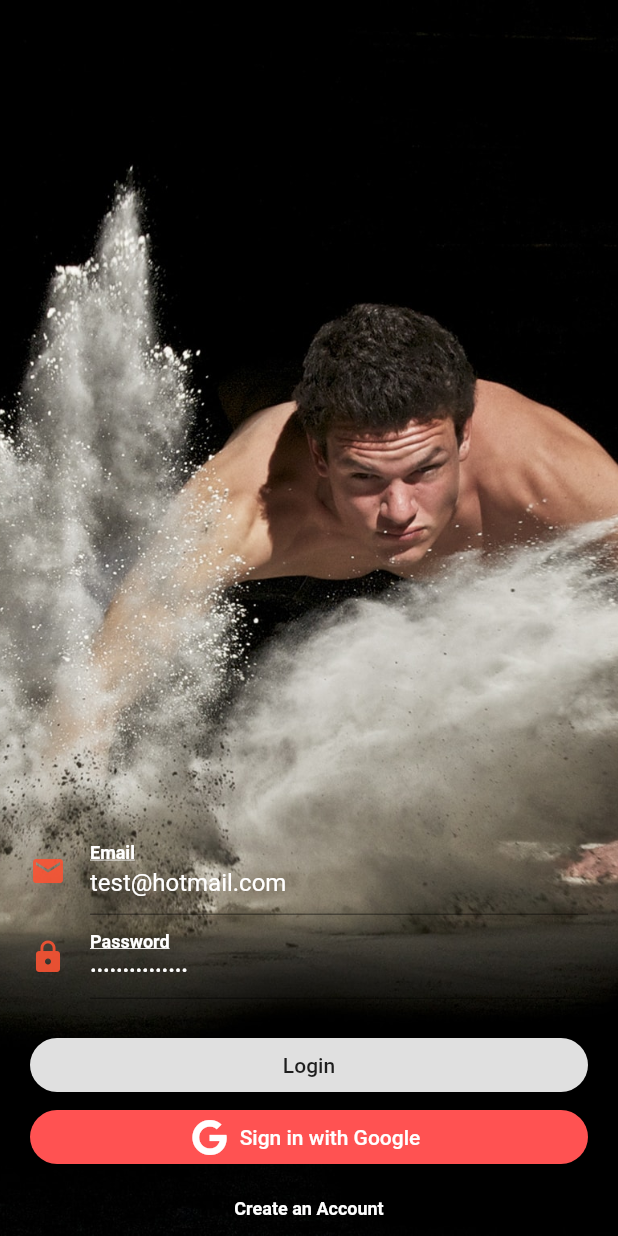
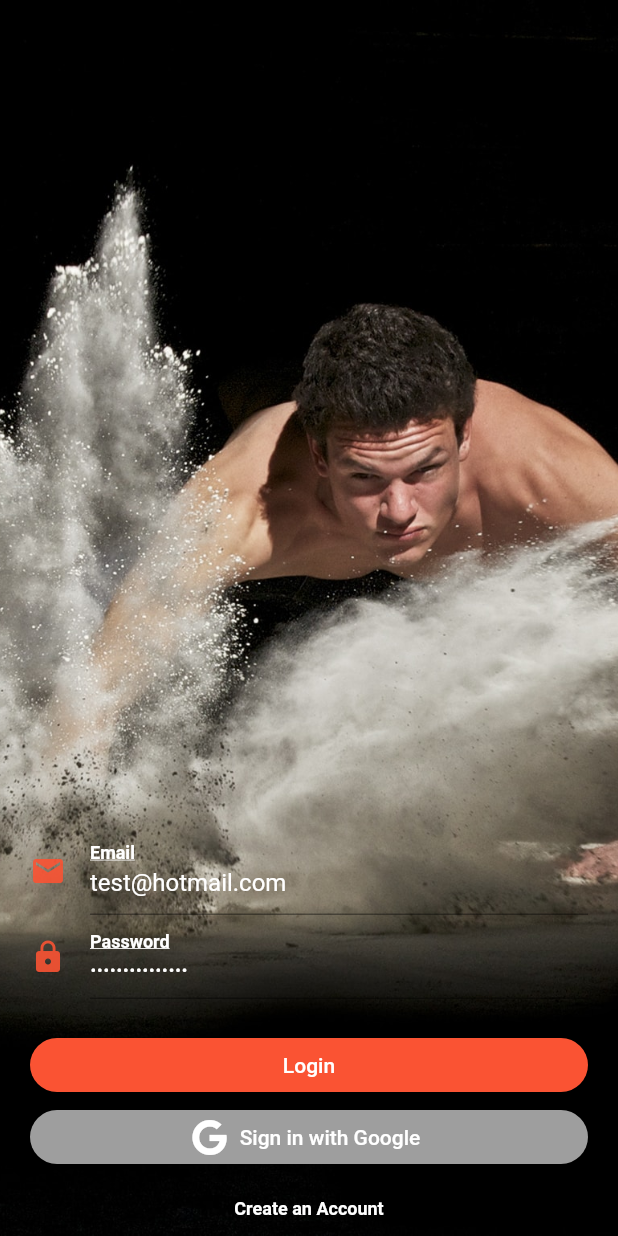
Before and after one commit to joakiti/PushupsApp, a Flutter app: the screen it shows after launch, scrolled down 1152 dp, on a phone screen of 412 x 824 dp. Run offline on Flutter 3.47's test engine with Material 2 defaults, Android fonts, the phone set to English and light mode, and no system bars; our stand-ins replace bloc, dotted_border, equatable, firebase_auth, flare_flutter, flutter_bloc and 6 more; accounts and stored records are empty.

```diff
--- a/lib/helpers/helpers.dart
+++ b/lib/helpers/helpers.dart
@@ -3,7 +3,6 @@ import 'package:flutter_bloc/flutter_bloc.dart';
 import 'package:font_awesome_flutter/font_awesome_flutter.dart';
 import 'package:project_nash_equilibrium/models/bloc.dart';
 import 'package:project_nash_equilibrium/models/repositories/user_repository.dart';
-import 'package:project_nash_equilibrium/models/sets/sets.dart';
 
 class PageHelper {
   //This method must be called inside a column, for which it returns a list of widgets.
@@ -43,7 +42,6 @@ class PageHelper {
   static int buildHeaderSize() {
     return 50;
   }
-
 
   static Widget buildPageViewPage(
       {@required List<Widget> widgets, @required BuildContext context}) {
--- a/lib/models/repositories/repository.dart
+++ b/lib/models/repositories/repository.dart
@@ -1,7 +1,6 @@
 import 'package:project_nash_equilibrium/models/notifications/notification.dart';
 import 'package:project_nash_equilibrium/models/sets/set_level.dart';
 import 'package:project_nash_equilibrium/models/sets/sets.dart';
-import 'package:project_nash_equilibrium/pages/main/mainPage/levelsPage.dart';
 
 class Repository {
   static Future<Sets> getSets() async {
@@ -15,6 +14,10 @@ class Repository {
   }
 
   final List<SetLevel> data = [
+    SetLevel(level: 1, sets: [
+      Sets(set: [2, 3, 6, 7]),
+      Sets(set: [2, 3, 6, 8])
+    ]),
     SetLevel(level: 2, sets: [
       Sets(set: [2, 3, 6, 7]),
       Sets(set: [2, 3, 6, 8])
--- /dev/null
+++ b/lib/models/repositories/settings_repository.dart
@@ -0,0 +1,3 @@
+class SettingsRepository {
+
+}
--- a/lib/models/sets/set_level.dart
+++ b/lib/models/sets/set_level.dart
@@ -4,6 +4,7 @@ import 'package:project_nash_equilibrium/models/sets/sets.dart';
 class SetLevel {
   List<Sets> sets;
   int level;
+  int day = 1;
 
   SetLevel({@required this.sets, @required this.level});
 }
--- a/lib/pages/main/mainPage/historyPage.dart
+++ b/lib/pages/main/mainPage/historyPage.dart
@@ -17,7 +17,7 @@ class _HistoryPageState extends State<HistoryPage> {
   Widget build(BuildContext context) {
     return Center(
         child: Container(
-      child: Text("This page is currently under development"),
+      child: Text("This page is currently under development. \n\nLike this app on the app or google play store for more updates!"),
     ));
   }
 }
--- a/lib/pages/sign_in/buttons/login_button.dart
+++ b/lib/pages/sign_in/buttons/login_button.dart
@@ -8,11 +8,15 @@ class LoginButton extends StatelessWidget {
   @override
   Widget build(BuildContext context) {
     return RaisedButton(
+      color: Theme.of(context).primaryColor,
       shape: RoundedRectangleBorder(
         borderRadius: BorderRadius.circular(30.0),
       ),
       onPressed: _onPressed,
-      child: Text('Login'),
+      child: Text(
+        'Login',
+        style: TextStyle(color: Colors.white),
+      ),
     );
   }
 }
--- a/lib/pages/sign_in/login_form.dart
+++ b/lib/pages/sign_in/login_form.dart
@@ -22,6 +22,7 @@ class LoginForm extends StatefulWidget {
 }
 
 class _LoginFormState extends State<LoginForm> {
+
   final TextEditingController _emailController =
       TextEditingController(text: "test@hotmail.com");
   final TextEditingController _passwordController =
@@ -89,9 +90,6 @@ class _LoginFormState extends State<LoginForm> {
             padding: EdgeInsets.fromLTRB(20, 0, 20, 0),
             child: Form(
               child: Container(
-                /**
-                 * So, we push down the layout by having a box o
-                 */
                 height: ui.window.physicalSize.height * ui.window.physicalSize.aspectRatio - 350,
                 child: Column(
                   mainAxisSize: MainAxisSize.max,
--- a/pubspec.yaml
+++ b/pubspec.yaml
@@ -14,7 +14,7 @@ description: A new Flutter application.
 version: 2.0.0+2
 
 environment:
-  sdk: ">=2.2.0 <3.0.0"
+  sdk: ">=2.2.2 <3.0.0"
 
 dependencies:
   flutter:
@@ -33,7 +33,7 @@ dependencies:
   flutter_bloc: ^2.1.1
   equatable: ^0.4.0
   dotted_border: ^1.0.2
-  flutter_svg: ^0.14.0
+  flutter_svg: ^0.18.0
   flutter_tts: ^0.2.6
   wave: ^0.0.8
 
```
Also changed, not shown: lib/components/level_selection.dart (+6 -6 lines), lib/pages/main/mainPage/levelsPage.dart (+32 -6 lines), lib/pages/sign_in/buttons/google_login_button.dart (+21 -6 lines), pubspec.lock.
